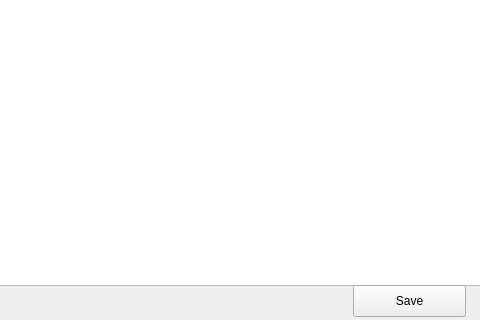
Above: src/pfs_obsproc_planning/GUI_window/configWindow.ui from Subaru-PFS/pfs_obsproc_planning_tools before the change; both pictures show x 207 to 687 and y 305 to 625 of the 687 by 625 pixel window. Below: the same form after it.
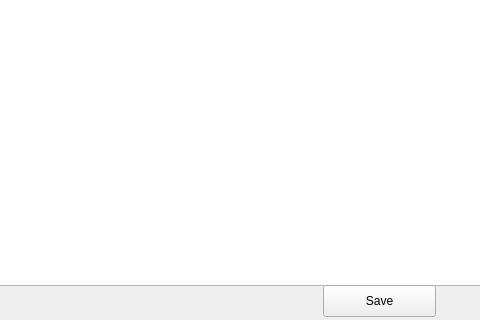
That is the form after the change.

```diff
--- a/src/pfs_obsproc_planning/GUI_window/configWindow.ui
+++ b/src/pfs_obsproc_planning/GUI_window/configWindow.ui
@@ -27,7 +27,7 @@
    <widget class="QPushButton" name="pushButton_saveconfig">
     <property name="geometry">
      <rect>
-      <x>560</x>
+      <x>530</x>
       <y>590</y>
       <width>113</width>
       <height>32</height>
```
